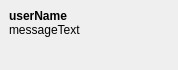
The window that messageitem.ui (andriilanin/inSide) describes before a commit, drawn with Qt 5.
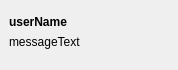
The same window after the commit.

```diff
--- a/messageitem.ui
+++ b/messageitem.ui
@@ -11,7 +11,7 @@
    </rect>
   </property>
   <property name="sizePolicy">
-   <sizepolicy hsizetype="Expanding" vsizetype="Expanding">
+   <sizepolicy hsizetype="Preferred" vsizetype="Preferred">
     <horstretch>0</horstretch>
     <verstretch>0</verstretch>
    </sizepolicy>
@@ -52,7 +52,7 @@
      <item>
       <widget class="QWidget" name="messageWidget" native="true">
        <property name="sizePolicy">
-        <sizepolicy hsizetype="Expanding" vsizetype="Expanding">
+        <sizepolicy hsizetype="Preferred" vsizetype="Preferred">
          <horstretch>0</horstretch>
          <verstretch>0</verstretch>
         </sizepolicy>
@@ -69,7 +69,7 @@
           <item>
            <widget class="QLabel" name="userName">
             <property name="sizePolicy">
-             <sizepolicy hsizetype="Expanding" vsizetype="Preferred">
+             <sizepolicy hsizetype="Preferred" vsizetype="Preferred">
               <horstretch>0</horstretch>
               <verstretch>0</verstretch>
              </sizepolicy>
@@ -90,7 +90,7 @@
           <item>
            <widget class="QLabel" name="messageText">
             <property name="sizePolicy">
-             <sizepolicy hsizetype="Expanding" vsizetype="Expanding">
+             <sizepolicy hsizetype="Preferred" vsizetype="Preferred">
               <horstretch>0</horstretch>
               <verstretch>0</verstretch>
              </sizepolicy>
```
